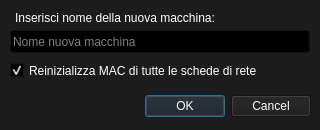
Above: src/CloneDialog.ui from nanodario/vb-ant before the change. Below: the same form after it.
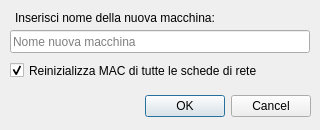
That is the form after the change.

```diff
--- a/src/CloneDialog.ui
+++ b/src/CloneDialog.ui
@@ -28,421 +28,6 @@
     <height>130</height>
    </size>
   </property>
-  <property name="palette">
-   <palette>
-    <active>
-     <colorrole role="WindowText">
-      <brush brushstyle="SolidPattern">
-       <color alpha="255">
-        <red>255</red>
-        <green>255</green>
-        <blue>255</blue>
-       </color>
-      </brush>
-     </colorrole>
-     <colorrole role="Button">
-      <brush brushstyle="SolidPattern">
-       <color alpha="255">
-        <red>28</red>
-        <green>28</green>
-        <blue>28</blue>
-       </color>
-      </brush>
-     </colorrole>
-     <colorrole role="Light">
-      <brush brushstyle="SolidPattern">
-       <color alpha="255">
-        <red>42</red>
-        <green>42</green>
-        <blue>42</blue>
-       </color>
-      </brush>
-     </colorrole>
-     <colorrole role="Midlight">
-      <brush brushstyle="SolidPattern">
-       <color alpha="255">
-        <red>35</red>
-        <green>35</green>
-        <blue>35</blue>
-       </color>
-      </brush>
-     </colorrole>
-     <colorrole role="Dark">
-      <brush brushstyle="SolidPattern">
-       <color alpha="255">
-        <red>14</red>
-        <green>14</green>
-        <blue>14</blue>
-       </color>
-      </brush>
-     </colorrole>
-     <colorrole role="Mid">
-      <brush brushstyle="SolidPattern">
-       <color alpha="255">
-        <red>18</red>
-        <green>18</green>
-        <blue>18</blue>
-       </color>
-      </brush>
-     </colorrole>
-     <colorrole role="Text">
-      <brush brushstyle="SolidPattern">
-       <color alpha="255">
-        <red>255</red>
-        <green>255</green>
-        <blue>255</blue>
-       </color>
-      </brush>
-     </colorrole>
-     <colorrole role="BrightText">
-      <brush brushstyle="SolidPattern">
-       <color alpha="255">
-        <red>255</red>
-        <green>255</green>
-        <blue>255</blue>
-       </color>
-      </brush>
-     </colorrole>
-     <colorrole role="ButtonText">
-      <brush brushstyle="SolidPattern">
-       <color alpha="255">
-        <red>255</red>
-        <green>255</green>
-        <blue>255</blue>
-       </color>
-      </brush>
-     </colorrole>
-     <colorrole role="Base">
-      <brush brushstyle="SolidPattern">
-       <color alpha="255">
-        <red>0</red>
-        <green>0</green>
-        <blue>0</blue>
-       </color>
-      </brush>
-     </colorrole>
-     <colorrole role="Window">
-      <brush brushstyle="SolidPattern">
-       <color alpha="255">
-        <red>28</red>
-        <green>28</green>
-        <blue>28</blue>
-       </color>
-      </brush>
-     </colorrole>
-     <colorrole role="Shadow">
-      <brush brushstyle="SolidPattern">
-       <color alpha="255">
-        <red>0</red>
-        <green>0</green>
-        <blue>0</blue>
-       </color>
-      </brush>
-     </colorrole>
-     <colorrole role="AlternateBase">
-      <brush brushstyle="SolidPattern">
-       <color alpha="255">
-        <red>14</red>
-        <green>14</green>
-        <blue>14</blue>
-       </color>
-      </brush>
-     </colorrole>
-     <colorrole role="ToolTipBase">
-      <brush brushstyle="SolidPattern">
-       <color alpha="255">
-        <red>255</red>
-        <green>255</green>
-        <blue>220</blue>
-       </color>
-      </brush>
-     </colorrole>
-     <colorrole role="ToolTipText">
-      <brush brushstyle="SolidPattern">
-       <color alpha="255">
-        <red>0</red>
-        <green>0</green>
-        <blue>0</blue>
-       </color>
-      </brush>
-     </colorrole>
-    </active>
-    <inactive>
-     <colorrole role="WindowText">
-      <brush brushstyle="SolidPattern">
-       <color alpha="255">
-        <red>255</red>
-        <green>255</green>
-        <blue>255</blue>
-       </color>
-      </brush>
-     </colorrole>
-     <colorrole role="Button">
-      <brush brushstyle="SolidPattern">
-       <color alpha="255">
-        <red>28</red>
-        <green>28</green>
-        <blue>28</blue>
-       </color>
-      </brush>
-     </colorrole>
-     <colorrole role="Light">
-      <brush brushstyle="SolidPattern">
-       <color alpha="255">
-        <red>42</red>
-        <green>42</green>
-        <blue>42</blue>
-       </color>
-      </brush>
-     </colorrole>
-     <colorrole role="Midlight">
-      <brush brushstyle="SolidPattern">
-       <color alpha="255">
-        <red>35</red>
-        <green>35</green>
-        <blue>35</blue>
-       </color>
-      </brush>
-     </colorrole>
-     <colorrole role="Dark">
-      <brush brushstyle="SolidPattern">
-       <color alpha="255">
-        <red>14</red>
-        <green>14</green>
-        <blue>14</blue>
-       </color>
-      </brush>
-     </colorrole>
-     <colorrole role="Mid">
-      <brush brushstyle="SolidPattern">
-       <color alpha="255">
-        <red>18</red>
-        <green>18</green>
-        <blue>18</blue>
-       </color>
-      </brush>
-     </colorrole>
-     <colorrole role="Text">
-      <brush brushstyle="SolidPattern">
-       <color alpha="255">
-        <red>255</red>
-        <green>255</green>
-        <blue>255</blue>
-       </color>
-      </brush>
-     </colorrole>
-     <colorrole role="BrightText">
-      <brush brushstyle="SolidPattern">
-       <color alpha="255">
-        <red>255</red>
-        <green>255</green>
-        <blue>255</blue>
-       </color>
-      </brush>
-     </colorrole>
-     <colorrole role="ButtonText">
-      <brush brushstyle="SolidPattern">
-       <color alpha="255">
-        <red>255</red>
-        <green>255</green>
-        <blue>255</blue>
-       </color>
-      </brush>
-     </colorrole>
-     <colorrole role="Base">
-      <brush brushstyle="SolidPattern">
-       <color alpha="255">
-        <red>0</red>
-        <green>0</green>
-        <blue>0</blue>
-       </color>
-      </brush>
-     </colorrole>
-     <colorrole role="Window">
-      <brush brushstyle="SolidPattern">
-       <color alpha="255">
-        <red>28</red>
-        <green>28</green>
-        <blue>28</blue>
-       </color>
-      </brush>
-     </colorrole>
-     <colorrole role="Shadow">
-      <brush brushstyle="SolidPattern">
-       <color alpha="255">
-        <red>0</red>
-        <green>0</green>
-        <blue>0</blue>
-       </color>
-      </brush>
-     </colorrole>
-     <colorrole role="AlternateBase">
-      <brush brushstyle="SolidPattern">
-       <color alpha="255">
-        <red>14</red>
-        <green>14</green>
-        <blue>14</blue>
-       </color>
-      </brush>
-     </colorrole>
-     <colorrole role="ToolTipBase">
-      <brush brushstyle="SolidPattern">
-       <color alpha="255">
-        <red>255</red>
-        <green>255</green>
-        <blue>220</blue>
-       </color>
-      </brush>
-     </colorrole>
-     <colorrole role="ToolTipText">
-      <brush brushstyle="SolidPattern">
-       <color alpha="255">
-        <red>0</red>
-        <green>0</green>
-        <blue>0</blue>
-       </color>
-      </brush>
-     </colorrole>
-    </inactive>
-    <disabled>
-     <colorrole role="WindowText">
-      <brush brushstyle="SolidPattern">
-       <color alpha="255">
-        <red>14</red>
-        <green>14</green>
-        <blue>14</blue>
-       </color>
-      </brush>
-     </colorrole>
-     <colorrole role="Button">
-      <brush brushstyle="SolidPattern">
-       <color alpha="255">
-        <red>28</red>
-        <green>28</green>
-        <blue>28</blue>
-       </color>
-      </brush>
-     </colorrole>
-     <colorrole role="Light">
-      <brush brushstyle="SolidPattern">
-       <color alpha="255">
-        <red>42</red>
-        <green>42</green>
-        <blue>42</blue>
-       </color>
-      </brush>
-     </colorrole>
-     <colorrole role="Midlight">
-      <brush brushstyle="SolidPattern">
-       <color alpha="255">
-        <red>35</red>
-        <green>35</green>
-        <blue>35</blue>
-       </color>
-      </brush>
-     </colorrole>
-     <colorrole role="Dark">
-      <brush brushstyle="SolidPattern">
-       <color alpha="255">
-        <red>14</red>
-        <green>14</green>
-        <blue>14</blue>
-       </color>
-      </brush>
-     </colorrole>
-     <colorrole role="Mid">
-      <brush brushstyle="SolidPattern">
-       <color alpha="255">
-        <red>18</red>
-        <green>18</green>
-        <blue>18</blue>
-       </color>
-      </brush>
-     </colorrole>
-     <colorrole role="Text">
-      <brush brushstyle="SolidPattern">
-       <color alpha="255">
-        <red>14</red>
-        <green>14</green>
-        <blue>14</blue>
-       </color>
-      </brush>
-     </colorrole>
-     <colorrole role="BrightText">
-      <brush brushstyle="SolidPattern">
-       <color alpha="255">
-        <red>255</red>
-        <green>255</green>
-        <blue>255</blue>
-       </color>
-      </brush>
-     </colorrole>
-     <colorrole role="ButtonText">
-      <brush brushstyle="SolidPattern">
-       <color alpha="255">
-        <red>14</red>
-        <green>14</green>
-        <blue>14</blue>
-       </color>
-      </brush>
-     </colorrole>
-     <colorrole role="Base">
-      <brush brushstyle="SolidPattern">
-       <color alpha="255">
-        <red>28</red>
-        <green>28</green>
-        <blue>28</blue>
-       </color>
-      </brush>
-     </colorrole>
-     <colorrole role="Window">
-      <brush brushstyle="SolidPattern">
-       <color alpha="255">
-        <red>28</red>
-        <green>28</green>
-        <blue>28</blue>
-       </color>
-      </brush>
-     </colorrole>
-     <colorrole role="Shadow">
-      <brush brushstyle="SolidPattern">
-       <color alpha="255">
-        <red>0</red>
-        <green>0</green>
-        <blue>0</blue>
-       </color>
-      </brush>
-     </colorrole>
-     <colorrole role="AlternateBase">
-      <brush brushstyle="SolidPattern">
-       <color alpha="255">
-        <red>28</red>
-        <green>28</green>
-        <blue>28</blue>
-       </color>
-      </brush>
-     </colorrole>
-     <colorrole role="ToolTipBase">
-      <brush brushstyle="SolidPattern">
-       <color alpha="255">
-        <red>255</red>
-        <green>255</green>
-        <blue>220</blue>
-       </color>
-      </brush>
-     </colorrole>
-     <colorrole role="ToolTipText">
-      <brush brushstyle="SolidPattern">
-       <color alpha="255">
-        <red>0</red>
-        <green>0</green>
-        <blue>0</blue>
-       </color>
-      </brush>
-     </colorrole>
-    </disabled>
-   </palette>
-  </property>
   <property name="windowTitle">
    <string>Clona macchina...</string>
   </property>
```
